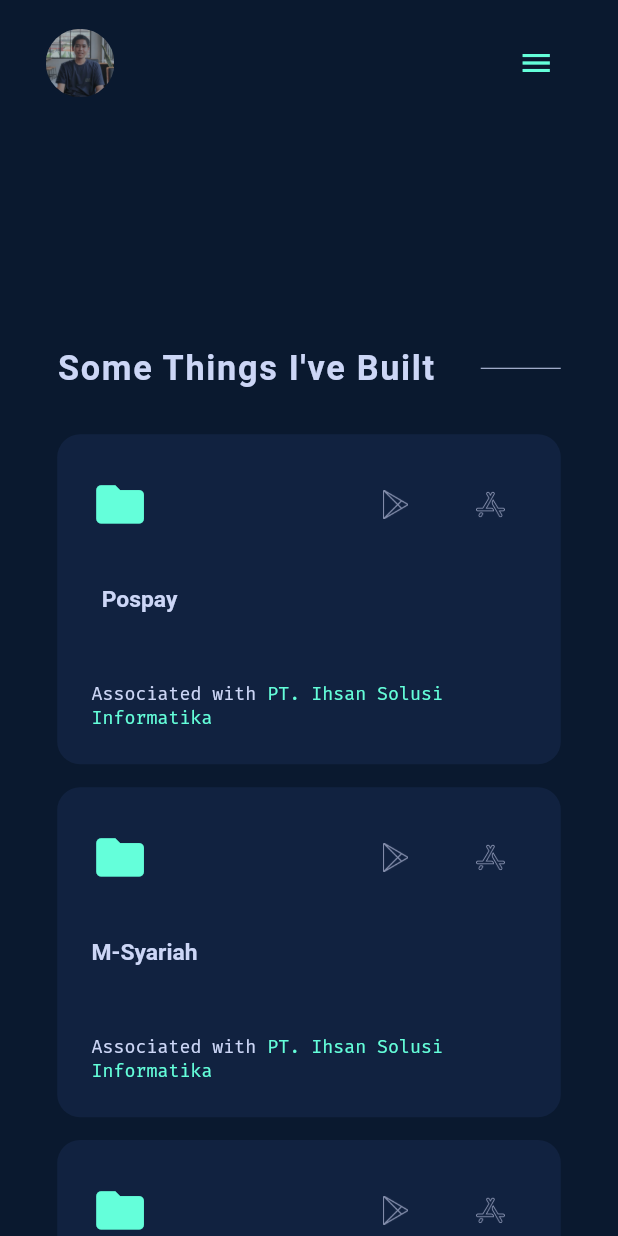
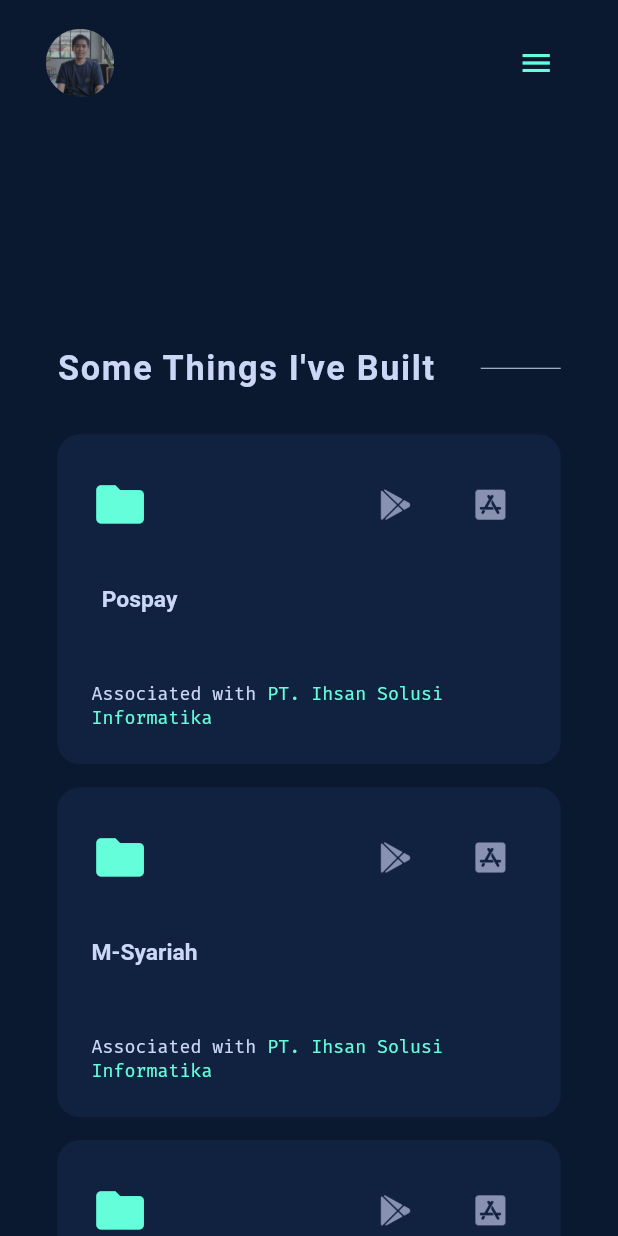
Before and after one commit to fathulaziss/personal-website, a Flutter app: the screen it shows after launch, scrolled down 2304 dp, on a phone screen of 412 x 824 dp. Run offline on Flutter 3.47's test engine with Material 2 defaults, Android fonts, the phone set to English and light mode, and no system bars; our stand-ins replace flutter_screenutil, google_fonts; missing offline and left inert: dart:html; Roboto replaces fonts that are missing (Heebo).

Commit message:
add project other

```diff
--- a/lib/views/home_view.dart
+++ b/lib/views/home_view.dart
@@ -8,6 +8,7 @@
 import 'package:personal_website/widgets/others/experience.dart';
 import 'package:personal_website/widgets/others/general_introduction.dart';
 import 'package:personal_website/widgets/others/project.dart';
+import 'package:personal_website/widgets/others/project_other.dart';
 
 class HomeView extends StatelessWidget {
   const HomeView({Key? key}) : super(key: key);
@@ -29,6 +30,7 @@
               const About(),
               const Experience(),
               const Project(),
+              const ProjectOther(),
               verticalSpace(10.h)
             ],
           ),
--- a/lib/widgets/others/project_item.dart
+++ b/lib/widgets/others/project_item.dart
@@ -15,12 +15,14 @@
     this.isShowAppStore = true,
     this.isShowGithub = false,
     this.isShowPlaystore = true,
+    this.isShowAssociated = true,
   }) : super(key: key);
 
   final ProjectModel data;
   final bool isShowPlaystore;
   final bool isShowAppStore;
   final bool isShowGithub;
+  final bool isShowAssociated;
 
   @override
   State<ProjectItem> createState() => _ProjectItemState();
@@ -57,6 +59,7 @@
                       IconButtonCustom(
                         isCustomIcon: true,
                         customIcon: 'ic_playstore.png',
+                        iconSize: 30.h,
                         onPressed: () {
                           AppUtils.openLink(
                             widget.data.projectLink['playstore'],
@@ -69,6 +72,7 @@
                         child: IconButtonCustom(
                           isCustomIcon: true,
                           customIcon: 'ic_appstore.png',
+                          iconSize: 30.h,
                           onPressed: () {
                             AppUtils.openLink(
                               widget.data.projectLink['appstore'],
@@ -82,7 +86,7 @@
                         child: IconButtonCustom(
                           isCustomIcon: true,
                           customIcon: 'ic_github.png',
-                          iconSize: 28.h,
+                          iconSize: 30.h,
                           onPressed: () {
                             AppUtils.openLink(
                               widget.data.projectLink['github'],
@@ -109,14 +113,6 @@
                     ),
                     onPressed: () {},
                   ),
-                  // Text(
-                  //   widget.data.projectTitle,
-                  //   style: TextStyles.heeboText.copyWith(
-                  //     fontSize: 20.h,
-                  //     color: AppColor.textColor1,
-                  //     fontWeight: FontWeight.w600,
-                  //   ),
-                  // ),
                   verticalSpace(20.h),
                   Text(
                     widget.data.projectDesc,
@@ -127,12 +123,14 @@
               ),
             ),
           ),
-          verticalSpace(20.h),
-          RichText(
+          if (widget.isShowAssociated)
+            Padding(
+              padding: EdgeInsets.only(top: 20.h),
+              child: RichText(
                 text: TextSpan(
                   text: 'Associated with ',
-              style:
-                  TextStyles.firaCodeText.copyWith(color: AppColor.textColor1),
+                  style: TextStyles.firaCodeText
+                      .copyWith(color: AppColor.textColor1),
                   children: [
                     TextSpan(
                       recognizer: TapGestureRecognizer()
@@ -160,6 +158,7 @@
                   ],
                 ),
               ),
+            ),
         ],
       ),
     );
```
Also changed, not shown: lib/data/data.dart (+55 -0 lines), lib/widgets/others/project_other.dart (added, +60 -0 lines), assets/icons/ic_appstore.png, assets/icons/ic_github.png, assets/icons/ic_instagram.png (added), assets/icons/ic_linkedin.png (added), assets/icons/ic_playstore.png. Lines whose indentation alone changed are shown as unchanged.
